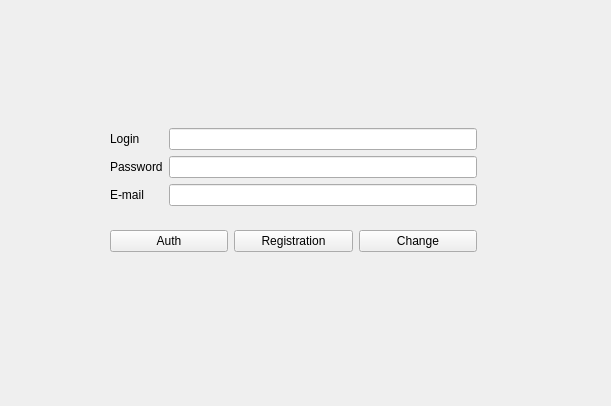
The window that authregform.ui (TheZooMThe/TiMp_Fenris) describes before a commit, drawn with Qt 5.
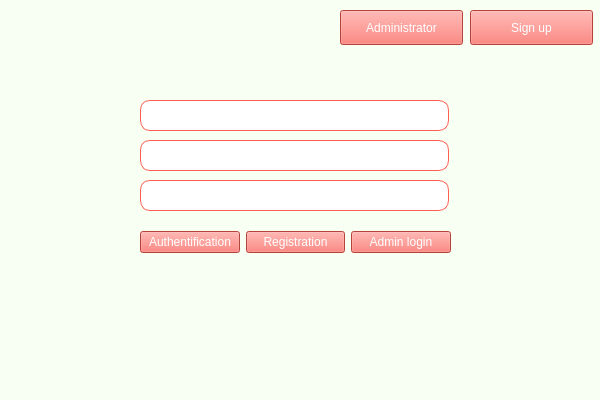
The same window after the commit.

Commit message: Admin, method chord, vigenere, functionality

```diff
--- a/authregform.ui
+++ b/authregform.ui
@@ -6,95 +6,179 @@
    <rect>
     <x>0</x>
     <y>0</y>
-    <width>611</width>
-    <height>406</height>
+    <width>600</width>
+    <height>400</height>
    </rect>
   </property>
   <property name="windowTitle">
    <string>Form</string>
   </property>
   <property name="styleSheet">
-   <string notr="true"/>
+   <string notr="true">background-color: rgb(248, 255, 243);</string>
   </property>
-  <widget class="QWidget" name="verticalLayoutWidget">
+  <widget class="QLabel" name="label_email">
    <property name="geometry">
     <rect>
-     <x>110</x>
-     <y>110</y>
-     <width>367</width>
-     <height>161</height>
+     <x>20</x>
+     <y>360</y>
+     <width>43</width>
+     <height>24</height>
     </rect>
    </property>
-   <layout class="QVBoxLayout" name="verticalLayout">
+   <property name="text">
+    <string/>
+   </property>
+  </widget>
+  <widget class="QPushButton" name="pushButton_email">
+   <property name="geometry">
+    <rect>
+     <x>470</x>
+     <y>10</y>
+     <width>123</width>
+     <height>35</height>
+    </rect>
+   </property>
+   <property name="styleSheet">
+    <string notr="true">background-color: rgb(255, 94, 83);
+color: rgb(255, 255, 255);
+font: 9pt &quot;Segoe Print&quot;;
+</string>
+   </property>
+   <property name="text">
+    <string>Sign up</string>
+   </property>
+  </widget>
+  <widget class="QWidget" name="layoutWidget">
+   <property name="geometry">
+    <rect>
+     <x>140</x>
+     <y>210</y>
+     <width>311</width>
+     <height>64</height>
+    </rect>
+   </property>
+   <layout class="QHBoxLayout" name="horizontalLayout">
     <item>
-     <layout class="QGridLayout" name="gridLayout">
-      <item row="1" column="0">
-       <widget class="QLabel" name="label_password">
-        <property name="text">
-         <string>Password</string>
-        </property>
-       </widget>
-      </item>
-      <item row="2" column="1">
-       <widget class="QLineEdit" name="lineEdit_email"/>
-      </item>
-      <item row="0" column="0">
-       <widget class="QLabel" name="label_login">
-        <property name="text">
-         <string>Login</string>
-        </property>
-       </widget>
-      </item>
-      <item row="0" column="1">
-       <widget class="QLineEdit" name="lineEdit_login">
-        <property name="text">
-         <string/>
-        </property>
-       </widget>
-      </item>
-      <item row="2" column="0">
-       <widget class="QLabel" name="label_email">
-        <property name="text">
-         <string>E-mail</string>
-        </property>
-       </widget>
-      </item>
-      <item row="1" column="1">
-       <widget class="QLineEdit" name="lineEdit_password">
-        <property name="text">
-         <string/>
-        </property>
-       </widget>
-      </item>
-     </layout>
+     <widget class="QPushButton" name="pushButton_auth">
+      <property name="styleSheet">
+       <string notr="true">background-color: rgb(255, 94, 83);
+color: rgb(255, 255, 255);
+font: 9pt &quot;Segoe Print&quot;;</string>
+      </property>
+      <property name="text">
+       <string>Authentification</string>
+      </property>
+     </widget>
     </item>
     <item>
-     <layout class="QHBoxLayout" name="horizontalLayout">
-      <item>
-       <widget class="QPushButton" name="pushButton_auth">
-        <property name="text">
-         <string>Auth</string>
-        </property>
-       </widget>
-      </item>
-      <item>
-       <widget class="QPushButton" name="pushButton_registration">
-        <property name="text">
-         <string>Registration</string>
-        </property>
-       </widget>
-      </item>
-      <item>
-       <widget class="QPushButton" name="pushButton_email">
-        <property name="text">
-         <string>Change</string>
-        </property>
-       </widget>
-      </item>
-     </layout>
+     <widget class="QPushButton" name="pushButton_registration">
+      <property name="styleSheet">
+       <string notr="true">background-color: rgb(255, 94, 83);
+color: rgb(255, 255, 255);
+font: 9pt &quot;Segoe Print&quot;;</string>
+      </property>
+      <property name="text">
+       <string>Registration</string>
+      </property>
+     </widget>
+    </item>
+    <item>
+     <widget class="QPushButton" name="pushButton_adminlogin">
+      <property name="styleSheet">
+       <string notr="true">background-color: rgb(255, 94, 83);
+color: rgb(255, 255, 255);
+font: 9pt &quot;Segoe Print&quot;;
+</string>
+      </property>
+      <property name="text">
+       <string>Admin login</string>
+      </property>
+     </widget>
     </item>
    </layout>
   </widget>
+  <widget class="QLineEdit" name="lineEdit_login">
+   <property name="geometry">
+    <rect>
+     <x>140</x>
+     <y>100</y>
+     <width>309</width>
+     <height>31</height>
+    </rect>
+   </property>
+   <property name="styleSheet">
+    <string notr="true">QLineEdit
+{
+	border: 1px solid rgb(255,94,83);
+	border-radius: 10px;
+	background-color: rgb(255,255,255);
+	padding-left:5px;
+}</string>
+   </property>
+   <property name="text">
+    <string/>
+   </property>
+  </widget>
+  <widget class="QLineEdit" name="lineEdit_password">
+   <property name="geometry">
+    <rect>
+     <x>140</x>
+     <y>140</y>
+     <width>309</width>
+     <height>31</height>
+    </rect>
+   </property>
+   <property name="styleSheet">
+    <string notr="true">QLineEdit
+{
+	border: 1px solid rgb(255,94,83);
+	border-radius: 10px;
+	background-color: rgb(255,255,255);
+	padding-left:5px;
+}</string>
+   </property>
+   <property name="text">
+    <string/>
+   </property>
+  </widget>
+  <widget class="QLineEdit" name="lineEdit_email">
+   <property name="geometry">
+    <rect>
+     <x>140</x>
+     <y>180</y>
+     <width>309</width>
+     <height>31</height>
+    </rect>
+   </property>
+   <property name="styleSheet">
+    <string notr="true">QLineEdit
+{
+	border: 1px solid rgb(255,94,83);
+	border-radius: 10px;
+	background-color: rgb(255,255,255);
+	padding-left:5px;
+}</string>
+   </property>
+  </widget>
+  <widget class="QPushButton" name="pushButton_admin">
+   <property name="geometry">
+    <rect>
+     <x>340</x>
+     <y>10</y>
+     <width>123</width>
+     <height>35</height>
+    </rect>
+   </property>
+   <property name="styleSheet">
+    <string notr="true">background-color: rgb(255, 94, 83);
+color: rgb(255, 255, 255);
+font: 9pt &quot;Segoe Print&quot;;
+</string>
+   </property>
+   <property name="text">
+    <string>Administrator</string>
+   </property>
+  </widget>
  </widget>
  <resources/>
  <connections/>
```
The commit also changes 831 other files.
